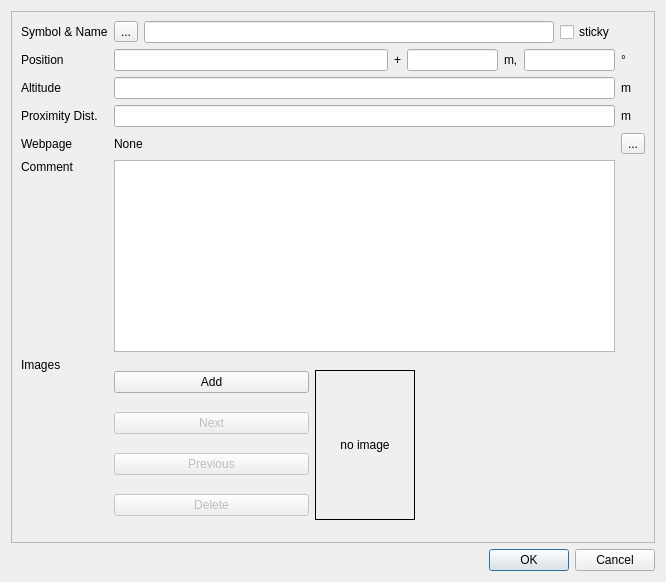
First picture: the form in src/IDlgEditWpt.ui, repository ntruchsess/QLandkarteGT, before the edit.
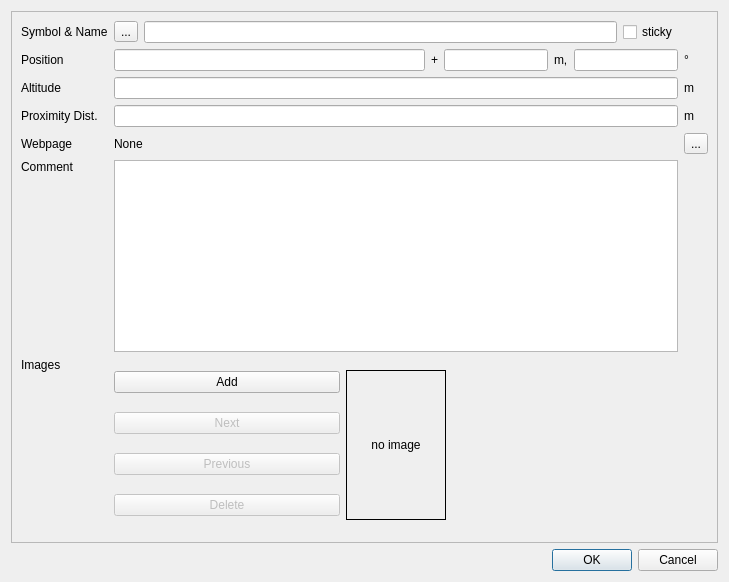
Second picture: the form after the edit.

Patch:
```diff
--- a/src/IDlgEditWpt.ui
+++ b/src/IDlgEditWpt.ui
@@ -5,7 +5,7 @@
    <rect>
     <x>0</x>
     <y>0</y>
-    <width>666</width>
+    <width>729</width>
     <height>582</height>
    </rect>
   </property>
@@ -298,7 +298,7 @@
       <enum>Qt::Horizontal</enum>
      </property>
      <property name="standardButtons" >
-      <set>QDialogButtonBox::Cancel|QDialogButtonBox::Ok</set>
+      <set>QDialogButtonBox::Cancel|QDialogButtonBox::NoButton|QDialogButtonBox::Ok</set>
      </property>
     </widget>
    </item>
```
